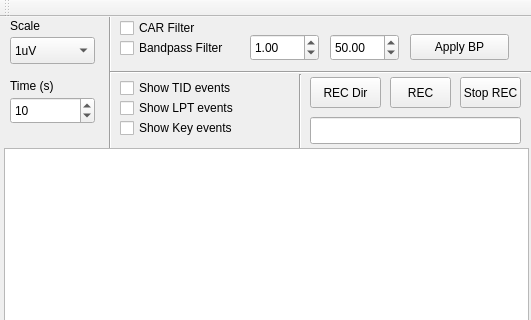
mne-tools/mne-lsl, file neurodecode/stream_viewer/mainwindow.ui: the form before one commit; both pictures show x 0 to 531 and y 0 to 320 of the 531 by 693 pixel window.
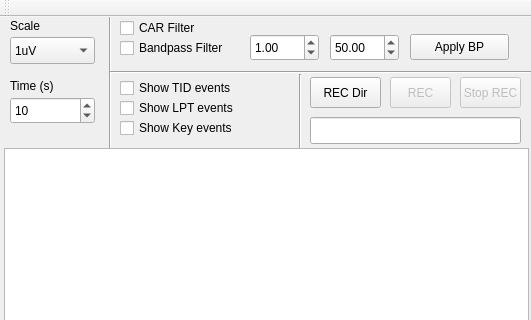
The form after the commit.

Commit message: disable REC button before choosing REC dir

What changed in the file:
```diff
--- a/neurodecode/stream_viewer/mainwindow.ui
+++ b/neurodecode/stream_viewer/mainwindow.ui
@@ -278,6 +278,9 @@
     </property>
    </widget>
    <widget class="QPushButton" name="pushButton_stoprec">
+    <property name="enabled">
+     <bool>false</bool>
+    </property>
     <property name="geometry">
      <rect>
       <x>460</x>
@@ -291,6 +294,9 @@
     </property>
    </widget>
    <widget class="QPushButton" name="pushButton_rec">
+    <property name="enabled">
+     <bool>false</bool>
+    </property>
     <property name="geometry">
      <rect>
       <x>390</x>
```
The commit also changes 1 other file.
